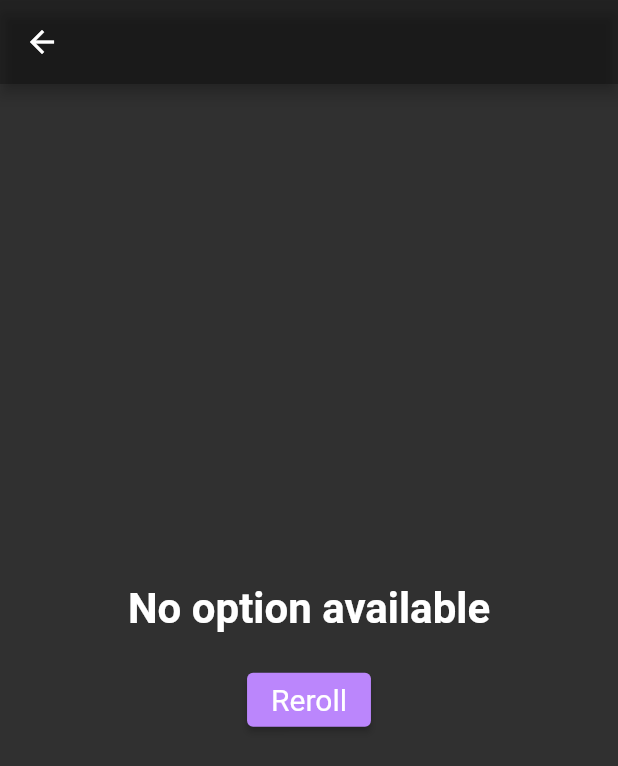
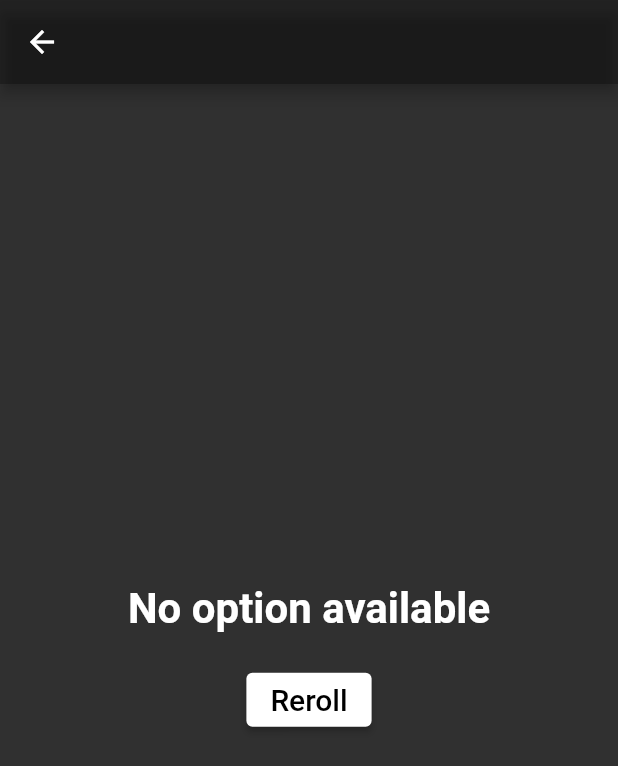
Before and after one commit to BogyMitutoyoCTL/Praktikums-App-2023-05, a Flutter app: the ZufallsErgebnis screen opened directly with empty values, on a phone screen of 412 x 824 dp. Shown: the top 766 px of the screen. Run offline on Flutter 3.47's test engine with Material 2 defaults, Android fonts, the phone set to English and light mode, and no system bars; generated files the repository leaves out were written again.

Commit message:
Refresh button jetzt im body

```diff
--- a/decision_making_app/lib/ZufallsErgebnis.dart
+++ b/decision_making_app/lib/ZufallsErgebnis.dart
@@ -7,8 +7,7 @@ class ZufallsErgebnis extends StatefulWidget {
   final String frage;
   final Entscheidung entscheidung;
 
-  const ZufallsErgebnis(
-    this.frage,
+  const ZufallsErgebnis(this.frage,
       this.entscheidung, {
         Key? key,
       }) : super(key: key);
@@ -25,7 +24,10 @@ class _ZufallsErgebnisState extends State<ZufallsErgebnis> {
           title: Center(
             child: Text(
               widget.frage,
-          style: Theme.of(context).textTheme.displayMedium,
+              style: Theme
+                  .of(context)
+                  .textTheme
+                  .displayMedium,
             ),
           )),
       body: Container(
@@ -39,7 +41,10 @@ class _ZufallsErgebnisState extends State<ZufallsErgebnis> {
               padding: const EdgeInsets.all(10.0),
               child: Text(
                 zufallsergebnis(context),
-                style: Theme.of(context).textTheme.displayLarge,
+                style: Theme
+                    .of(context)
+                    .textTheme
+                    .displayLarge,
                 textAlign: TextAlign.center,
               ),
             ),
@@ -47,11 +52,14 @@ class _ZufallsErgebnisState extends State<ZufallsErgebnis> {
               padding: const EdgeInsets.all(10.0),
               child: ElevatedButton(
                   onPressed: reroll,
+                  style:
+                  ElevatedButton.styleFrom(backgroundColor: Colors.white),
                   child: Text(
                     AppLocalizations.of(context)!.reroll,
-                    style: Theme.of(context).textTheme.displayMedium,
-                  ),
-                ))
+                    style: TextStyle(fontSize: 20, color: Colors.black),
+
+                  )),
+            )
           ],
         ),
       ),
```
Lines whose indentation alone changed are shown as unchanged.
